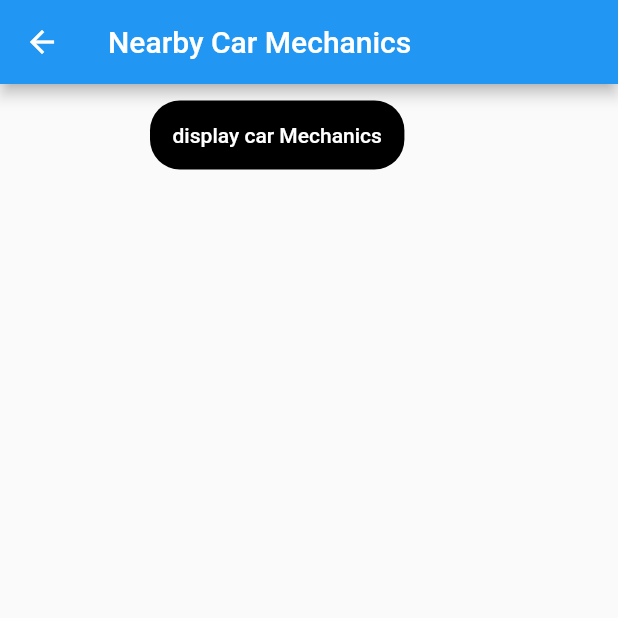
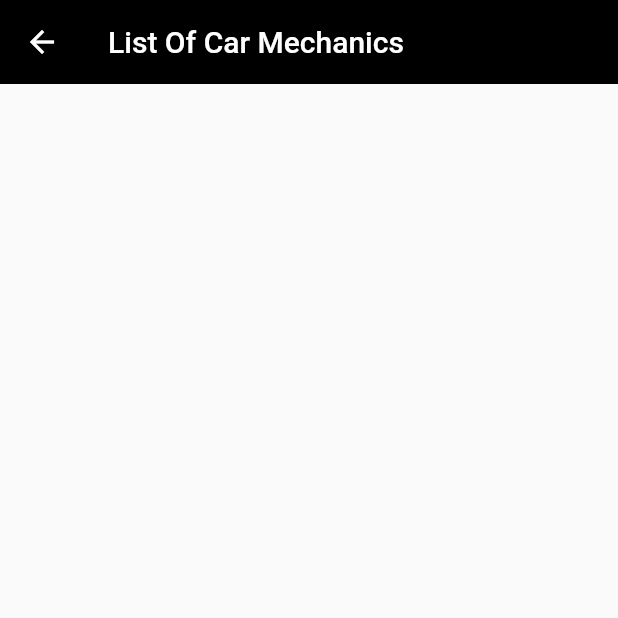
Before and after one commit to MinjaBaraka/acim-finalYear--Project, a Flutter app: the CarMechanicListScreen screen opened directly, on a phone screen of 412 x 824 dp, the top half of it. Run offline on Flutter 3.47's test engine with Material 2 defaults, Android fonts, the phone set to English and light mode, and no system bars; our stand-ins replace assets_audio_player, email_validator, firebase_auth, firebase_core, firebase_database, firebase_messaging and 6 more; missing offline and left inert: flutter_geofire, flutter_polyline_points, geocoder2; accounts and stored records are empty.

Commit message:
Saturday changes

```diff
--- a/car_owner/lib/global/global.dart
+++ b/car_owner/lib/global/global.dart
@@ -1,7 +1,7 @@
 import 'package:firebase_auth/firebase_auth.dart';
 
 import '../model/all_user_model.dart';
-import '../model/carmechanics_nearby.dart';
+import '../model/car_mechanic.dart';
 import '../model/direction_details_info.dart';
 
 FirebaseAuth firebaseAuth = FirebaseAuth.instance;
@@ -9,12 +9,14 @@ FirebaseAuth firebaseAuth = FirebaseAuth.instance;
 User? currentUser;
 
 UserModal? userModalCurrentInfo;
-CarMechanic? carMechanicsCurrentInfo;
+CarMechanic? mechanic;
 
 String cloudMessageServerToken =
     "key=AAAA65GYqdw:APA91bHzU5f3BxmTfFxd3Q1I3obLWIkHwTpGLffYe5TCA-b-yNcUxDcyC2cU3aLhP5pTWzwHLjBLcV86cjfrX5B3Tsg9VnxTrBZxJTkDevY9PStcdwUlQOICbAt0m9f8EZr_ULjYhj5p";
 
 List driverMechanicsList = [];
+
+List onlineMechanicsList = [];
 
 String userDropOffAddress = "";
 
--- a/car_owner/lib/infoHandler/car_mechanics_info.dart
+++ /dev/null
@@ -1,12 +0,0 @@
-import 'package:flutter/material.dart';
-
-import '../model/carmechanics_nearby.dart';
-
-class CarMechanicsInfo extends ChangeNotifier {
-  CarMechanic? name;
-
-  void selectCarMechanicsFromDatabase(CarMechanic carMechanicName) {
-    name = carMechanicName;
-    notifyListeners();
-  }
-}
--- a/car_owner/lib/main.dart
+++ b/car_owner/lib/main.dart
@@ -1,4 +1,3 @@
-import 'package:car_onwer/infoHandler/car_mechanics_info.dart';
 import 'package:firebase_core/firebase_core.dart';
 import 'package:flutter/material.dart';
 import 'package:provider/provider.dart';
@@ -24,9 +23,6 @@ class MyApp extends StatelessWidget {
         ChangeNotifierProvider(
           create: (context) => AppInfo(),
         ),
-        ChangeNotifierProvider(
-          create: (context) => CarMechanicsInfo(),
-        ),
       ],
       child: MaterialApp(
         title: 'Final Year Project',
--- /dev/null
+++ b/car_owner/lib/model/car_mechanic.dart
@@ -0,0 +1,11 @@
+class CarMechanic {
+  String? name;
+  double? locationLatMechanics;
+  double? locationLngMechanics;
+
+  CarMechanic({
+    this.name,
+    this.locationLatMechanics,
+    this.locationLngMechanics,
+  });
+}
--- a/car_owner/lib/pages/admin/searchcar_mechanics.dart
+++ b/car_owner/lib/pages/admin/searchcar_mechanics.dart
@@ -1,68 +1,76 @@
-// ignore_for_file: library_private_types_in_public_api
-
 import 'dart:async';
 
-import 'package:car_onwer/global/global.dart';
+import 'package:firebase_database/firebase_database.dart';
 import 'package:flutter/material.dart';
-import 'package:firebase_database/firebase_database.dart';
-import 'package:geolocator/geolocator.dart';
 
-import '../../model/carmechanics_nearby.dart';
+import '../../global/global.dart';
+import '../../model/car_mechanic.dart';
 
 class CarMechanicListScreen extends StatefulWidget {
-  const CarMechanicListScreen({Key? key}) : super(key: key);
+  const CarMechanicListScreen({super.key});
 
   @override
-  _CarMechanicListScreenState createState() => _CarMechanicListScreenState();
+  State<CarMechanicListScreen> createState() => _CarMechanicListScreenState();
 }
 
 class _CarMechanicListScreenState extends State<CarMechanicListScreen> {
-  List<CarMechanic> carMechanics = [];
+  void fetchOnlineMechanics() {
+    DatabaseReference mechanicsRef =
+        FirebaseDatabase.instance.ref().child("acim_mechanics");
 
-  fetchCarMechanics() {
-    DatabaseReference mechanicsRef = FirebaseDatabase.instance
-        .ref()
-        .child("acim_mechanics")
-        .child(currentUser!.uid);
+    mechanicsRef
+        .orderByChild("newMechanicsServiceStatus")
+        .equalTo("Online")
+        .once()
+        .then((DataSnapshot snapshot) {
+          if (snapshot.value != null) {
+            Map<dynamic, dynamic> dataMap =
+                snapshot.value as Map<dynamic, dynamic>;
 
-    mechanicsRef.once().then((carMechanicsSnapShot) {
-      if (carMechanicsSnapShot.snapshot.value != null) {
-        carMechanicsCurrentInfo =
-            CarMechanic.fromSnapshot(carMechanicsSnapShot.snapshot);
-      }
-    });
+            // Iterate over the mechanics data map and extract the required information
+            List<CarMechanic> onlineMechanics = [];
+            dataMap.forEach((key, value) {
+              CarMechanic mechanic = CarMechanic(
+                name: value['name'],
+                locationLatMechanics:
+                    double.parse(value['latitude'].toString()),
+                locationLngMechanics:
+                    double.parse(value['longitude'].toString()),
+              );
+              onlineMechanics.add(mechanic);
+            });
+
+            // Display the list of online mechanics on the car owner's screen
+            setState(() {
+              onlineMechanicsList = onlineMechanics;
+            });
+          } else {
+            // Handle the case when there are no online mechanics
+            setState(() {
+              onlineMechanicsList = [];
+            });
+          }
+        } as FutureOr Function(DatabaseEvent value));
   }
 
   @override
   Widget build(BuildContext context) {
-    return SafeArea(
-      child: Scaffold(
+    return GestureDetector(
+      onTap: () {
+        FocusScope.of(context).unfocus();
+      },
+      child: SafeArea(
+        child: Scaffold(
           appBar: AppBar(
-            title: const Text('Nearby Car Mechanics'),
+            backgroundColor: Colors.black,
+            title: const Text(
+              "List Of Car Mechanics",
+            ),
+            elevation: 0,
           ),
-          body: Column(
-            children: [
-              Padding(
-                padding:
-                    const EdgeInsets.symmetric(horizontal: 100, vertical: 10),
-                child: ElevatedButton(
-                  onPressed: () {
-                    // fetchCarMechanics();
-                    print(fetchCarMechanics());
-                  },
-                  style: ElevatedButton.styleFrom(
-                    padding: const EdgeInsets.all(15),
-                    elevation: 0,
-                    backgroundColor: Colors.black,
-                    shape: RoundedRectangleBorder(
-                      borderRadius: BorderRadius.circular(20),
-                    ),
-                  ),
-                  child: const Text("display car Mechanics"),
-                ),
-              ),
-            ],
-          )),
+          // body:
+        ),
+      ),
     );
   }
 }
```
Also changed, not shown: car_owner/lib/model/carmechanics_nearby.dart (deleted, +0 -13 lines), car_owner/lib/pages/admin/main_admin_screen.dart (+8 -9 lines).
